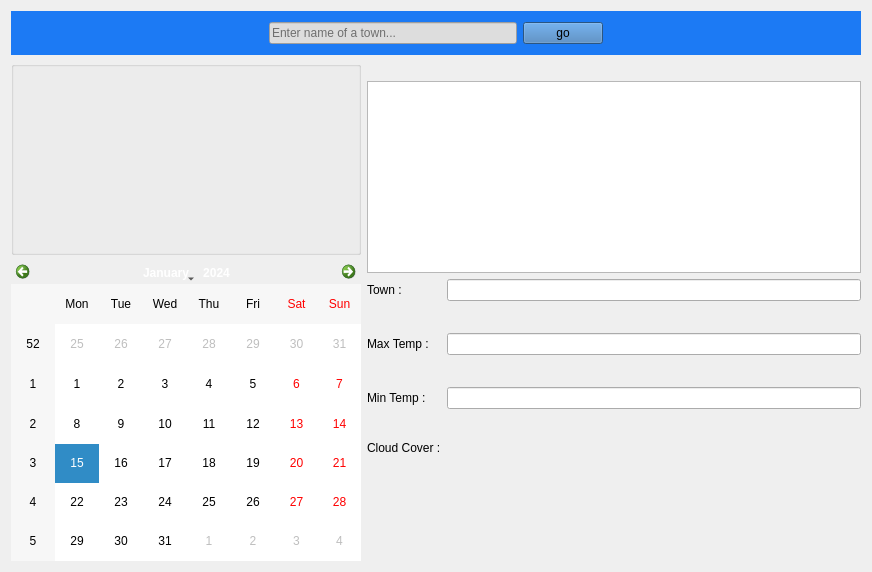
The window that qtweatherapp.ui (zadockmaloba/QtWeatherApp) describes before a commit, drawn with Qt 5.
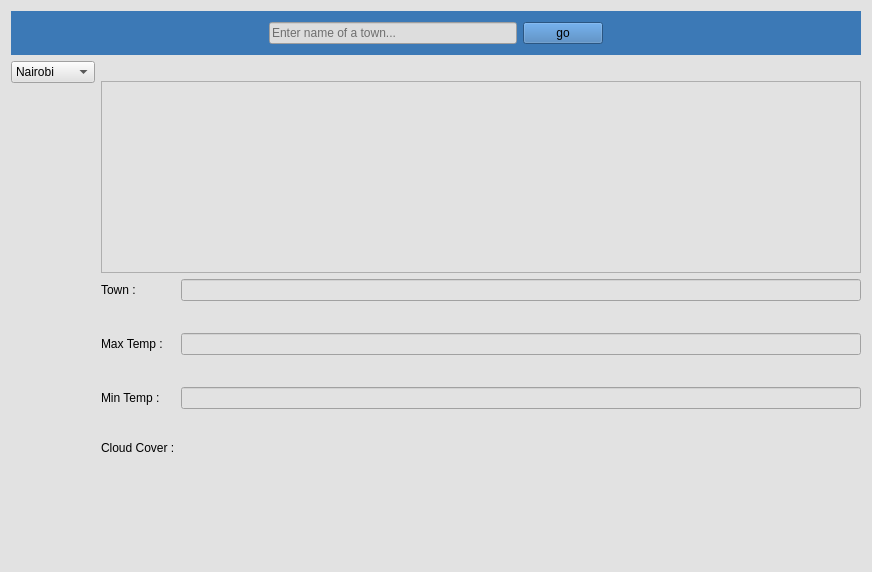
The same window after the commit.

Commit message: Depricated the NETWorker class. The NETcurl class is now being used for the web-scrapping

What changed in the file:
```diff
--- a/qtweatherapp.ui
+++ b/qtweatherapp.ui
@@ -17,15 +17,18 @@
    <double>92.000000000000000</double>
   </property>
   <property name="styleSheet">
-   <string notr="true">font: 14pt &quot;Sitka&quot;;
-border-right-color: qlineargradient(spread:pad, x1:0, y1:0, x2:1, y2:0, stop:0 rgba(0, 0, 0, 255), stop:1 rgba(255, 255, 255, 255));
-font: 11pt &quot;Nirmala UI&quot;;</string>
+   <string notr="true">
+font: 11pt &quot;Nirmala UI&quot;;
+background-color: rgb(106, 106, 106);
+background-color: rgb(226, 226, 226);</string>
   </property>
   <layout class="QVBoxLayout" name="verticalLayout">
    <item>
     <widget class="QWidget" name="widget" native="true">
      <property name="styleSheet">
       <string notr="true">background-color: rgb(28, 122, 244);
+background-color: rgb(60, 121, 182);
+
 </string>
      </property>
      <layout class="QHBoxLayout" name="horizontalLayout_3">
@@ -85,30 +88,56 @@
      <item>
       <layout class="QVBoxLayout" name="verticalLayout_2">
        <item>
-        <widget class="QGroupBox" name="groupBox">
-         <property name="title">
-          <string/>
-         </property>
+        <widget class="QComboBox" name="comboBox">
+         <item>
+          <property name="text">
+           <string>Nairobi</string>
+          </property>
+         </item>
+         <item>
+          <property name="text">
+           <string>Kisumu</string>
+          </property>
+         </item>
+         <item>
+          <property name="text">
+           <string>Mombasa</string>
+          </property>
+         </item>
+         <item>
+          <property name="text">
+           <string>Eldoret</string>
+          </property>
+         </item>
+         <item>
+          <property name="text">
+           <string>Nyeri</string>
+          </property>
+         </item>
+         <item>
+          <property name="text">
+           <string>Lamu</string>
+          </property>
+         </item>
+         <item>
+          <property name="text">
+           <string>Malindi</string>
+          </property>
+         </item>
         </widget>
        </item>
        <item>
-        <widget class="QCalendarWidget" name="calendarWidget">
-         <property name="sizePolicy">
-          <sizepolicy hsizetype="Minimum" vsizetype="Minimum">
-           <horstretch>0</horstretch>
-           <verstretch>0</verstretch>
-          </sizepolicy>
+        <spacer name="verticalSpacer_2">
+         <property name="orientation">
+          <enum>Qt::Vertical</enum>
          </property>
-         <property name="maximumSize">
+         <property name="sizeHint" stdset="0">
           <size>
-           <width>350</width>
-           <height>300</height>
+           <width>20</width>
+           <height>40</height>
           </size>
          </property>
-         <property name="styleSheet">
-          <string notr="true">font: 10pt &quot;MS Shell Dlg 2&quot;;</string>
-         </property>
-        </widget>
+        </spacer>
        </item>
       </layout>
      </item>
@@ -207,10 +236,18 @@
           </widget>
          </item>
          <item row="2" column="1">
-          <widget class="QLineEdit" name="lineEdit_3"/>
+          <widget class="QLineEdit" name="lineEdit_3">
+           <property name="readOnly">
+            <bool>true</bool>
+           </property>
+          </widget>
          </item>
          <item row="4" column="1">
-          <widget class="QLineEdit" name="lineEdit_4"/>
+          <widget class="QLineEdit" name="lineEdit_4">
+           <property name="readOnly">
+            <bool>true</bool>
+           </property>
+          </widget>
          </item>
         </layout>
        </item>
```
Left out of the diff: 7 changed lines with no effect on the pictures. The commit also changes 9 other files.
